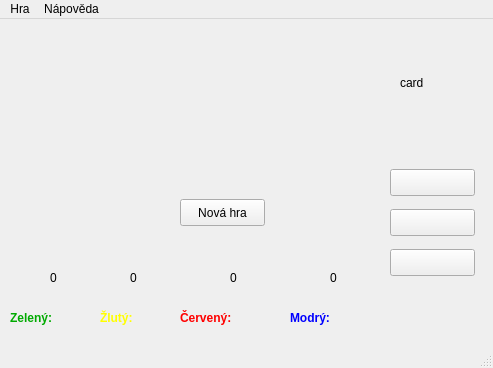
The window that src/gui/labyrinth/mainwindow.ui (nechutny/ICP) describes before a commit, drawn with Qt 5.
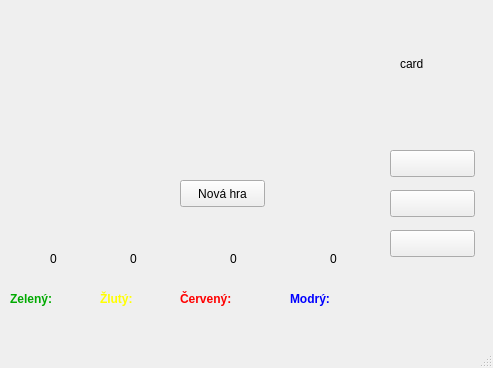
The same window after the commit.

```diff
--- a/src/gui/labyrinth/mainwindow.ui
+++ b/src/gui/labyrinth/mainwindow.ui
@@ -1139,30 +1139,6 @@
     </property>
    </widget>
   </widget>
-  <widget class="QMenuBar" name="menuBar">
-   <property name="geometry">
-    <rect>
-     <x>0</x>
-     <y>0</y>
-     <width>493</width>
-     <height>27</height>
-    </rect>
-   </property>
-   <widget class="QMenu" name="menuHra">
-    <property name="title">
-     <string>Hra</string>
-    </property>
-    <addaction name="actionUlo_it"/>
-    <addaction name="separator"/>
-   </widget>
-   <widget class="QMenu" name="menuN_pov_da">
-    <property name="title">
-     <string>Nápověda</string>
-    </property>
-   </widget>
-   <addaction name="menuHra"/>
-   <addaction name="menuN_pov_da"/>
-  </widget>
   <widget class="QStatusBar" name="statusBar">
    <property name="enabled">
     <bool>true</bool>
```
